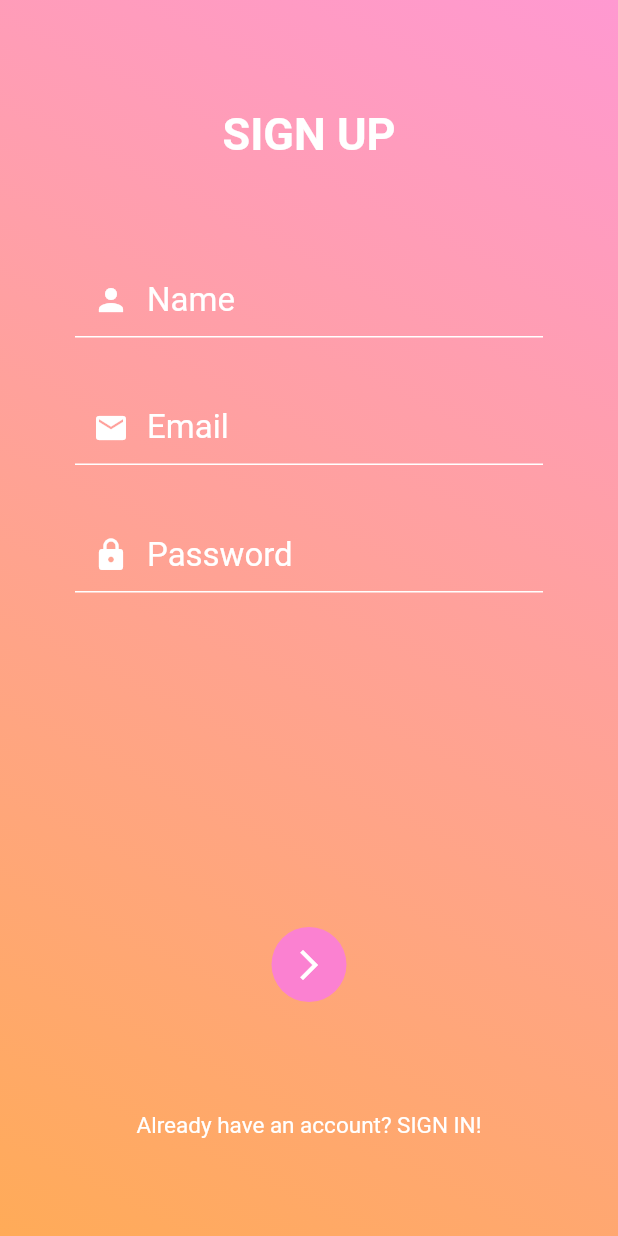
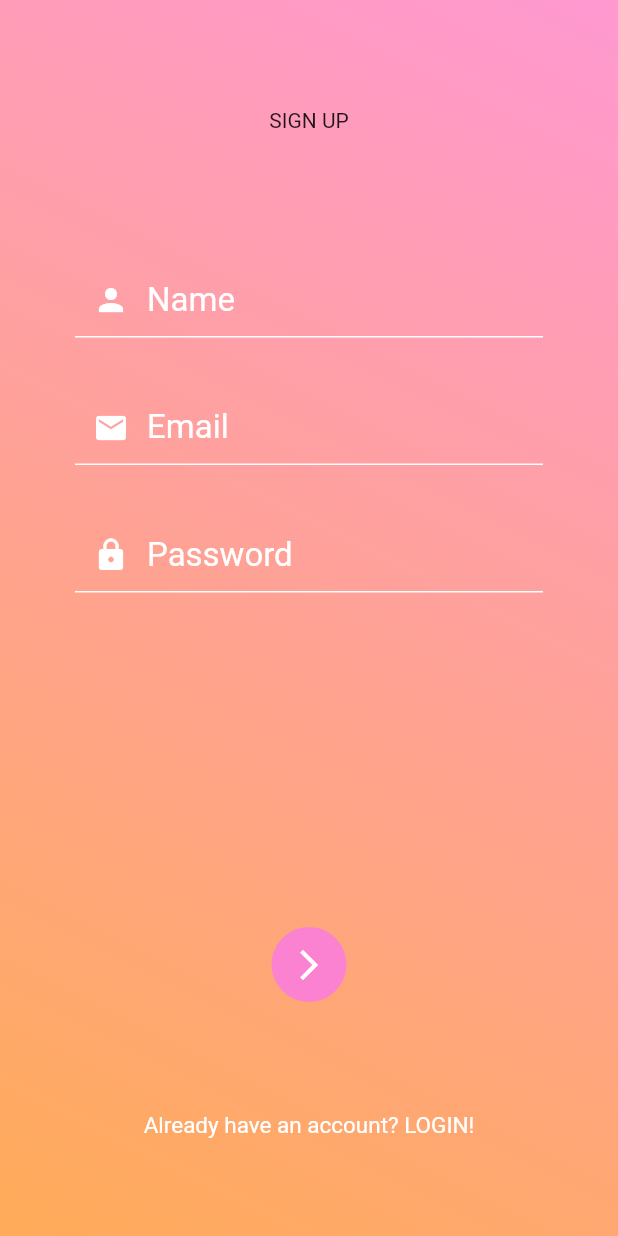
Before and after one commit to Omine100/Thirty, a Flutter app: the screen it shows after launch, after a tap on "SIGN UP", on a phone screen of 412 x 824 dp. Run offline on Flutter 3.47's test engine with Material 2 defaults, Android fonts, the phone set to English and light mode, and no system bars; our stand-ins replace cloud_firestore, firebase_auth, intro_slider, lottie; accounts and stored records are empty.

Commit message:
interfaceStandards.dart
Need to update my title thing to be one and do languages

```diff
--- a/thirty_1.0/thirty/lib/languages/en.json
+++ b/thirty_1.0/thirty/lib/languages/en.json
@@ -2,11 +2,16 @@
     "inputName": "Name",
     "inputEmail": "Email",
     "inputPassword": "Password",
-    "welcomeTitle": "THIRTY",
+
+    "welcomeTitle": "WELCOME TO THIRTY",
+    "welcomeSignInButton": "LOGIN",
+    "welcomeSignUpButton": "SIGN UP",
+
     "loginSignInTitle": "LOGIN",
     "loginSignUpTitle": "SIGN UP",
     "loginForgotPassword": "Forgot Password",
-    "loginAlternativeSignIn": "Already have an account? Sign In!",
-    "loginAlternativeSignUp": "Don't have an account? Sign Up!",
+    "loginAlternativeSignIn": "Already have an account? LOGIN!",
+    "loginAlternativeSignUp": "Don't have an account? SIGN UP!",
+
     "forgotPasswordTitle": "Forgot Password"
 }
--- a/thirty_1.0/thirty/lib/languages/es.json
+++ b/thirty_1.0/thirty/lib/languages/es.json
@@ -1,12 +1,17 @@
 {
-    "inputName": "Test",
-    "inputEmail": "Test",
-    "inputPassword": "Test",
-    "welcomeTitle": "THIRTY",
-    "loginSignInTitle": "Test",
-    "loginSignUpTitle": "Test",
+    "inputName": "Name",
+    "inputEmail": "Email",
+    "inputPassword": "Password",
+
+    "welcomeTitle": "WELCOME TO THIRTY",
+    "welcomeSignInButton": "LOGIN",
+    "welcomeSignUpButton": "SIGN UP",
+
+    "loginSignInTitle": "LOGIN",
+    "loginSignUpTitle": "SIGN UP",
     "loginForgotPassword": "Forgot Password",
-    "loginAlternativeSignIn": "Already have an account? Sign In!",
-    "loginAlternativeSignUp": "Don't have an account? Sign Up!",
+    "loginAlternativeSignIn": "Already have an account? LOGIN!",
+    "loginAlternativeSignUp": "Don't have an account? SIGN UP!",
+
     "forgotPasswordTitle": "Forgot Password"
 }
--- a/thirty_1.0/thirty/lib/main.dart
+++ b/thirty_1.0/thirty/lib/main.dart
@@ -28,7 +28,7 @@ class Thirty extends StatelessWidget {
       darkTheme: themes.darkTheme(),
       supportedLocales: [
         Locale('en', 'US'),
-        Locale('es', 'ES'),
+        Locale('es', "\*"),
         Locale('fr', "FR")
       ],
       localizationsDelegates: [
--- a/thirty_1.0/thirty/lib/pages/login.dart
+++ b/thirty_1.0/thirty/lib/pages/login.dart
@@ -91,6 +91,7 @@ class _LoginScreenState extends State<LoginScreen> {
   }
 
   //User interface: Show sign in or sign up input fields
+  //Language support
   Widget showInput(BuildContext context, String text) {
     return new TextFormField(
       keyboardType:
@@ -152,8 +153,8 @@ class _LoginScreenState extends State<LoginScreen> {
   Widget showAlternativeButton() {
     return new Text(
       _isSignIn
-          ? "Don't have an account? SIGN UP!"
-          : "Already have an account? SIGN IN!",
+          ? AppLocalizations.of(context).translate("loginAlternativeSignUp")
+          : AppLocalizations.of(context).translate("loginAlternativeSignIn"),
       style: TextStyle(
         color: Theme.of(context).colorScheme.loginAlternativeButtonTextColor,
         fontSize:
@@ -167,7 +168,7 @@ class _LoginScreenState extends State<LoginScreen> {
   //User interface: Show forgot password button
   Widget showForgotPasswordButton() {
     return new Text(
-      "Forgot Password?",
+      AppLocalizations.of(context).translate("loginForgotPassword"),
       style: TextStyle(
         color: Theme.of(context).colorScheme.loginForgotPasswordButtonTextColor,
         fontSize:
@@ -221,13 +222,6 @@ class _LoginScreenState extends State<LoginScreen> {
                               .translate('loginSignInTitle')
                           : AppLocalizations.of(context)
                               .translate('loginSignUpTitle'),
-                      style: TextStyle(
-                          color: Theme.of(context).colorScheme.loginTitleColor,
-                          fontSize:
-                              Theme.of(context).textTheme.loginTitleFontSize,
-                          fontWeight: Theme.of(context)
-                              .typography
-                              .loginTitleFontWeight),
                     ),
                   )),
               SingleChildScrollView(
--- a/thirty_1.0/thirty/lib/pages/welcome.dart
+++ b/thirty_1.0/thirty/lib/pages/welcome.dart
@@ -1,6 +1,6 @@
 import 'package:flutter/material.dart';
+import 'package:thirty/services/appLocalizations.dart';
 
-import 'package:thirty/services/root.dart';
 import 'package:thirty/services/cloudFirestore.dart';
 import 'package:thirty/standards/themes.dart';
 import 'package:thirty/standards/themesGradients.dart';
@@ -45,7 +45,9 @@ class _WelcomeScreenState extends State<WelcomeScreen> {
       ),
       child: Center(
         child: Text(
-          isSignIn ? "LOGIN" : "SIGN UP",
+          isSignIn
+              ? AppLocalizations.of(context).translate("welcomeSignInButton")
+              : AppLocalizations.of(context).translate("welcomeSignUpButton"),
           style: TextStyle(
             foreground: isSignIn
                 ? (Paint()
@@ -94,7 +96,7 @@ class _WelcomeScreenState extends State<WelcomeScreen> {
               child: interfaceStandards.parentCenter(
                 context,
                 Text(
-                  "WELCOME TO THIRTY",
+                  AppLocalizations.of(context).translate('welcomeTitle'),
                   style: TextStyle(
                       color: Theme.of(context).colorScheme.welcomeTitleColor,
                       fontSize:
```
Also changed, not shown: thirty_1.0/thirty/lib/standards/interfaceStandards.dart (+13 -0 lines), thirty_1.0/thirty/pubspec.lock.
